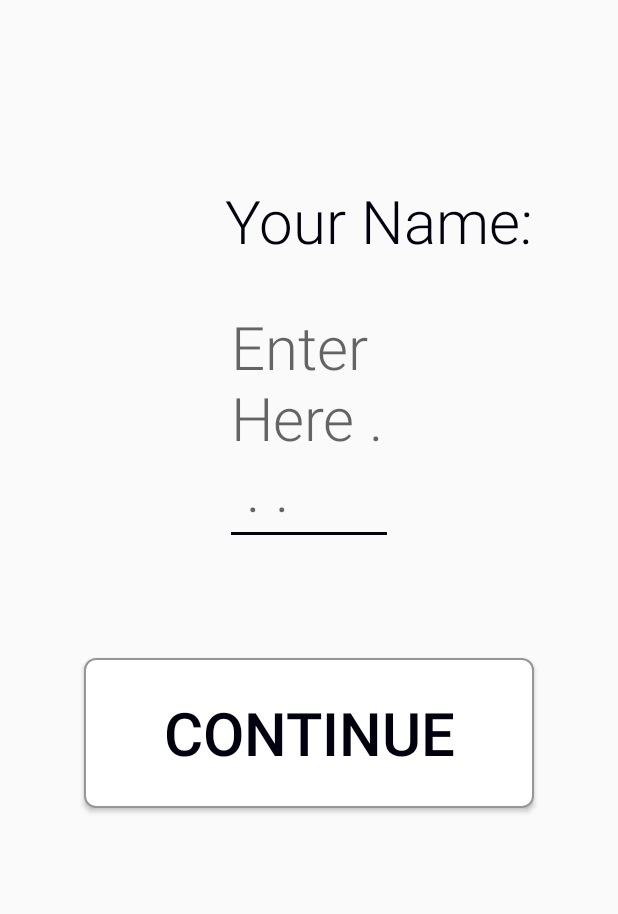
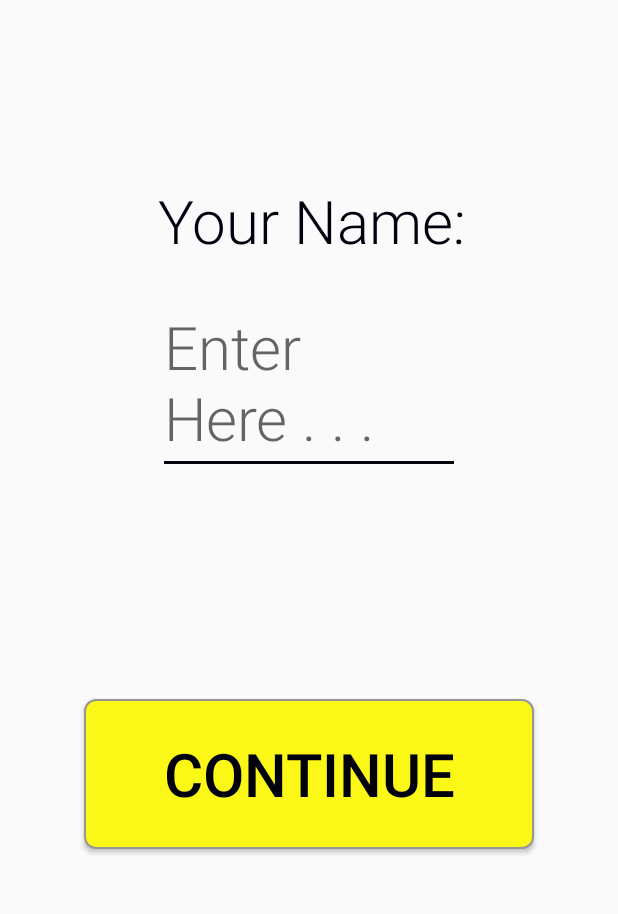
Before and after one commit to alvee07/OpenDoor, an Android app: the NameActivity screen opened directly, with no data from a screen before it, on a phone screen of 412 x 824 dp, the part 315-1229 px from its top. Run offline under Robolectric (Android 15) with nearby library versions, the phone set to English and light mode, and no system bars.

Commit message:
Name input size has changed. Name input keyboard hides after touch method made and continue button moved up.

```diff
--- a/app/src/main/java/com/example/opendoorapp/NameActivity.java
+++ b/app/src/main/java/com/example/opendoorapp/NameActivity.java
@@ -6,12 +6,14 @@
 
 import androidx.appcompat.app.AppCompatActivity;
 
+import android.app.Activity;
 import android.content.Intent;
 import android.os.Bundle;
+import android.view.MotionEvent;
 import android.view.View;
-import android.widget.Button;
-import android.view.View.OnClickListener;
+import android.view.inputmethod.InputMethodManager;
 import android.widget.EditText;
+import android.widget.Toast;
 
 
 public class NameActivity extends AppCompatActivity {
@@ -22,7 +24,20 @@
     setContentView(R.layout.activity_name);
 
 
+    hideKeyboardAfterTypingName();
+
+
+
+
+
+
+
+
+
   }
+
+
+
 
 
 
@@ -40,11 +55,54 @@
     EditText textInputFromUser = findViewById(R.id.userName);
     String userNameFromInput = textInputFromUser.getText().toString().trim();
     if (userNameFromInput.isEmpty()){
-      return;
+      //return;
     }
     User.userName = userNameFromInput;
     Intent nextActivity = new Intent(NameActivity.this, ServicesActivity.class);
     startActivity(nextActivity);
     finish();
   } // checkInBtnClicked
+
+
+  /**
+   * Hides keyboard from the current screen
+   *
+   * @param activity - where the method call happens
+   * Code is taken from https://stackoverflow.com/questions/1109022/close-hide-android-soft-keyboard
+   * Document was access on 15-Jan-2020
+   *
+   * by Alvee
+   */
+  private void hideSoftKeyboard(Activity activity) {
+    InputMethodManager inputMethodManager =
+            (InputMethodManager) activity.getSystemService(Activity.INPUT_METHOD_SERVICE);
+    inputMethodManager.hideSoftInputFromWindow(activity.getCurrentFocus().getWindowToken(), 0);
+  } // hideSoftKeyboard
+
+
+  /**
+   * Hides Keyboard after user touches anywhere one the screen when EditText is on focus.
+   */
+  private void hideKeyboardAfterTypingName(){
+
+    View myView = findViewById(R.id.nameActivityXML);
+    final EditText userNameInput = findViewById(R.id.userName);
+
+    myView.setOnTouchListener(
+            new View.OnTouchListener() {
+
+              public boolean onTouch(View v, MotionEvent event) {
+                if (userNameInput.hasFocus()) {
+
+                  Toast.makeText(getApplicationContext(), "what up", Toast.LENGTH_SHORT).show();
+                  hideSoftKeyboard(NameActivity.this);
+                  return true;
+                }
+                else
+                  return false;
+              }
+            });
+  }
+
+
 }
--- a/app/src/main/res/drawable/button_shape.xml
+++ b/app/src/main/res/drawable/button_shape.xml
@@ -13,6 +13,6 @@
         android:top="1dp"
         android:bottom="1dp"/>
 
-    <solid android:color="#FFFFFF"/>
+    <solid android:color="@color/openDoorYellowColor"/>
 
 </shape>
--- a/app/src/main/res/layout/activity_confirmation.xml
+++ b/app/src/main/res/layout/activity_confirmation.xml
@@ -4,7 +4,8 @@
     xmlns:tools="http://schemas.android.com/tools"
     android:layout_width="match_parent"
     android:layout_height="match_parent"
-    tools:context=".ConfirmationActivity">
+    tools:context=".ConfirmationActivity"
+    android:id="@+id/confirmationXML">
 
     <ImageView
         android:id="@+id/openDoorLogo"
--- a/app/src/main/res/layout/activity_name.xml
+++ b/app/src/main/res/layout/activity_name.xml
@@ -4,7 +4,8 @@
     xmlns:tools="http://schemas.android.com/tools"
     android:orientation="vertical" android:layout_width="match_parent"
     android:layout_height="match_parent"
-    tools:context=".NameActivity">
+    tools:context=".NameActivity"
+    android:id="@+id/nameActivityXML">
 
     <ImageView
         android:id="@+id/openDoorLogo"
@@ -22,13 +23,13 @@
         android:id="@+id/nameContinue"
         android:layout_width="300dp"
         android:layout_height="100dp"
+        android:layout_marginTop="150dp"
         android:background="@drawable/button_shape"
         android:onClick="whatDoINeedHelpBtnClicked"
         android:text="@string/continueButton"
         android:textColor="@color/textColor"
         android:textSize="40sp"
         android:textStyle="bold"
-        app:layout_constraintBottom_toBottomOf="parent"
         app:layout_constraintEnd_toEndOf="parent"
         app:layout_constraintStart_toStartOf="parent"
         app:layout_constraintTop_toBottomOf="@+id/constraintLayout2" />
@@ -56,16 +57,16 @@
             android:id="@+id/userName"
             android:layout_width="match_parent"
             android:layout_height="wrap_content"
-            android:layout_marginStart="150dp"
+            android:layout_marginStart="105dp"
             android:layout_marginTop="20dp"
-            android:layout_marginEnd="150dp"
+            android:layout_marginEnd="105dp"
+            android:autofillHints=""
+            android:digits="abcdefghijklmnopqrstuvwxyz ABCDEFGHIJKLMNOPQRSTUVWXYZ"
+            android:focusedByDefault="true"
             android:hint="@string/placeHolderName"
-            android:digits="abcdefghijklmnopqrstuvwxyzABCDEFGHIJKLMNOPQRSTUVWXYZ"
             android:inputType="text"
-            android:focusedByDefault="true"
-            android:maxLength="30"
+            android:maxLength="29"
             android:textSize="40sp"
-            android:autofillHints=""
             app:layout_constraintEnd_toEndOf="parent"
             app:layout_constraintStart_toStartOf="parent"
             app:layout_constraintTop_toBottomOf="@+id/enterName" />
--- a/app/src/main/res/layout/activity_services.xml
+++ b/app/src/main/res/layout/activity_services.xml
@@ -35,6 +35,7 @@
             android:text="@string/or"
             android:textSize="50sp"
             app:layout_constraintBottom_toTopOf="@+id/workersID"
+            app:layout_constraintEnd_toEndOf="parent"
             app:layout_constraintStart_toStartOf="parent"
             app:layout_constraintTop_toBottomOf="@+id/servicesSpinner" />
 
```
Also changed, not shown: app/src/main/java/com/example/opendoorapp/ConfirmationActivity.java (+54 -1 lines).
